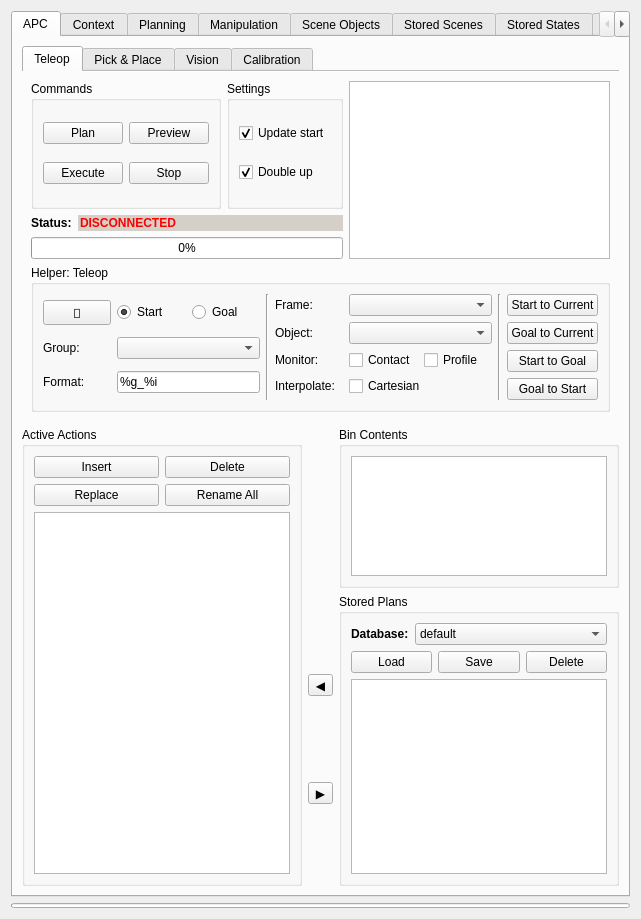
Before: the Qt Designer form visualization/motion_planning_rviz_plugin/src/ui/motion_planning_rviz_plugin_frame.ui in ehuang3/moveit_ros, drawn with Qt 5.
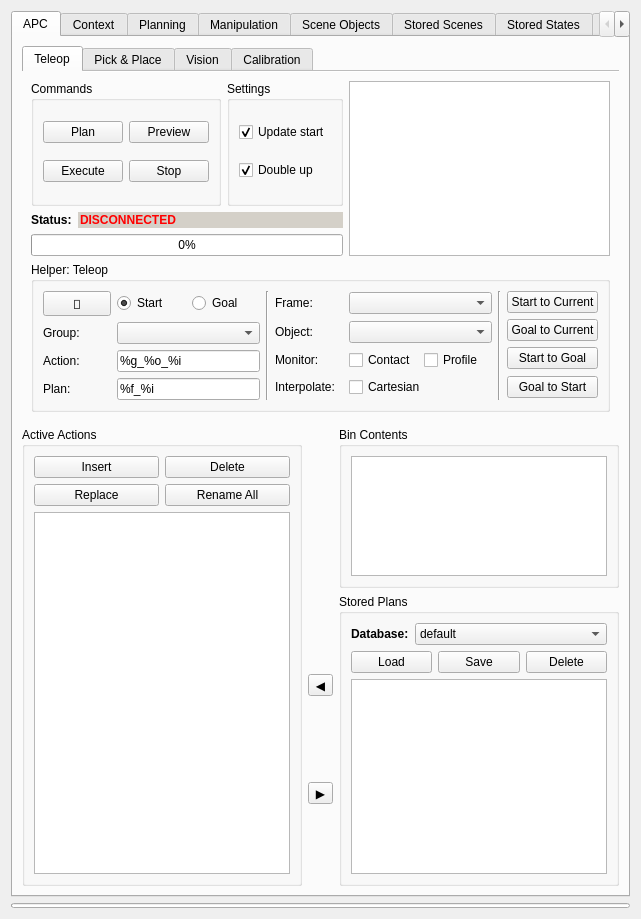
After: the same form once the commit is applied. The open tabs and pages were chosen to show the change.

Commit message: Fix stored plans functionality to handle active actions list

What changed in the file:
```diff
--- a/visualization/motion_planning_rviz_plugin/src/ui/motion_planning_rviz_plugin_frame.ui
+++ b/visualization/motion_planning_rviz_plugin/src/ui/motion_planning_rviz_plugin_frame.ui
@@ -695,7 +695,7 @@
                        </sizepolicy>
                       </property>
                       <property name="text">
-                       <string>Format: </string>
+                       <string>Action: </string>
                       </property>
                       <property name="alignment">
                        <set>Qt::AlignLeading|Qt::AlignLeft|Qt::AlignVCenter</set>
@@ -711,7 +711,7 @@
                        </sizepolicy>
                       </property>
                       <property name="text">
-                       <string>%g_%i</string>
+                       <string>%g_%o_%i</string>
                       </property>
                      </widget>
                     </item>
@@ -739,6 +739,20 @@
                       </property>
                      </widget>
                     </item>
+                    <item row="3" column="1" colspan="2">
+                     <widget class="QLineEdit" name="plan_format_line_edit">
+                      <property name="text">
+                       <string>%f_%i</string>
+                      </property>
+                     </widget>
+                    </item>
+                    <item row="3" column="0">
+                     <widget class="QLabel" name="label_23">
+                      <property name="text">
+                       <string>Plan:</string>
+                      </property>
+                     </widget>
+                    </item>
                    </layout>
                   </item>
                   <item row="1" column="1" rowspan="4">
```
Left out of the diff: 4 changed lines with no effect on the pictures. The commit also changes 4 other files.
